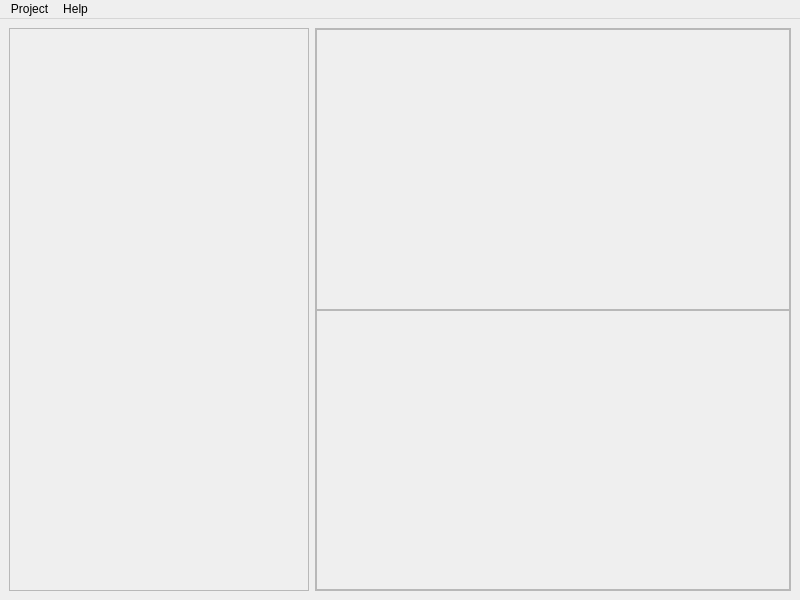
This is appli/foundation/gui/foundation/_src/foundation.ui in snaress/studio as Qt 5 draws it before an edit. The edited form follows.
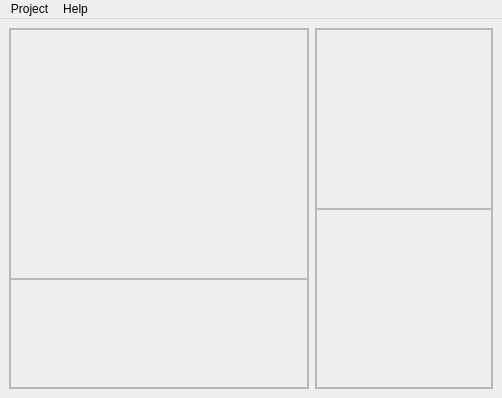
This is the edited form.

Commit message: foundation: Add ProjectSettings UserGroups.Groups

```diff
--- a/appli/foundation/gui/foundation/_src/foundation.ui
+++ b/appli/foundation/gui/foundation/_src/foundation.ui
@@ -6,8 +6,8 @@
    <rect>
     <x>0</x>
     <y>0</y>
-    <width>800</width>
-    <height>600</height>
+    <width>502</width>
+    <height>398</height>
    </rect>
   </property>
   <property name="windowTitle">
@@ -39,11 +39,59 @@
        <property name="margin">
         <number>0</number>
        </property>
+       <item>
+        <widget class="QFrame" name="qf_treeUp">
+         <property name="minimumSize">
+          <size>
+           <width>0</width>
+           <height>250</height>
+          </size>
+         </property>
+         <property name="maximumSize">
+          <size>
+           <width>16777215</width>
+           <height>250</height>
+          </size>
+         </property>
+         <property name="frameShape">
+          <enum>QFrame::StyledPanel</enum>
+         </property>
+         <layout class="QVBoxLayout" name="vl_treeUp">
+          <property name="spacing">
+           <number>0</number>
+          </property>
+          <property name="margin">
+           <number>0</number>
+          </property>
+         </layout>
+        </widget>
+       </item>
+       <item>
+        <widget class="QFrame" name="qf_treeDn">
+         <property name="frameShape">
+          <enum>QFrame::StyledPanel</enum>
+         </property>
+         <layout class="QVBoxLayout" name="vl_treeDn">
+          <property name="spacing">
+           <number>0</number>
+          </property>
+          <property name="margin">
+           <number>0</number>
+          </property>
+         </layout>
+        </widget>
+       </item>
       </layout>
      </widget>
     </item>
     <item row="0" column="1">
      <widget class="QFrame" name="qf_right">
+      <property name="sizePolicy">
+       <sizepolicy hsizetype="Expanding" vsizetype="Expanding">
+        <horstretch>0</horstretch>
+        <verstretch>0</verstretch>
+       </sizepolicy>
+      </property>
       <property name="frameShape">
        <enum>QFrame::StyledPanel</enum>
       </property>
@@ -94,7 +142,7 @@
     <rect>
      <x>0</x>
      <y>0</y>
-     <width>800</width>
+     <width>502</width>
      <height>21</height>
     </rect>
    </property>
```
Left out of the diff: 12 changed lines with no effect on the pictures. The commit also changes 24 other files.
